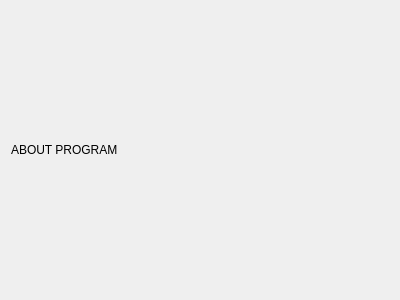
Before: the Qt Designer form InformationSecurityLab1/formaboutprogram.ui in Jambo-TimDevelopment/University_InformationSecurity, drawn with Qt 5.
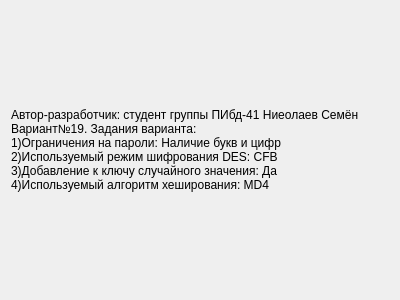
After: the same form once the commit is applied.

Patch:
```diff
--- a/InformationSecurityLab1/formaboutprogram.ui
+++ b/InformationSecurityLab1/formaboutprogram.ui
@@ -17,7 +17,12 @@
    <item>
     <widget class="QLabel" name="label">
      <property name="text">
-      <string>ABOUT PROGRAM</string>
+      <string>Автор-разработчик: студент группы ПИбд-41 Ниеолаев Семён 
+Вариант№19. Задания варианта:
+1)Ограничения на пароли: Наличие букв и цифр
+2)Используемый режим шифрования DES: CFB
+3)Добавление к ключу случайного значения: Да
+4)Используемый алгоритм хеширования: MD4</string>
      </property>
     </widget>
    </item>
```
